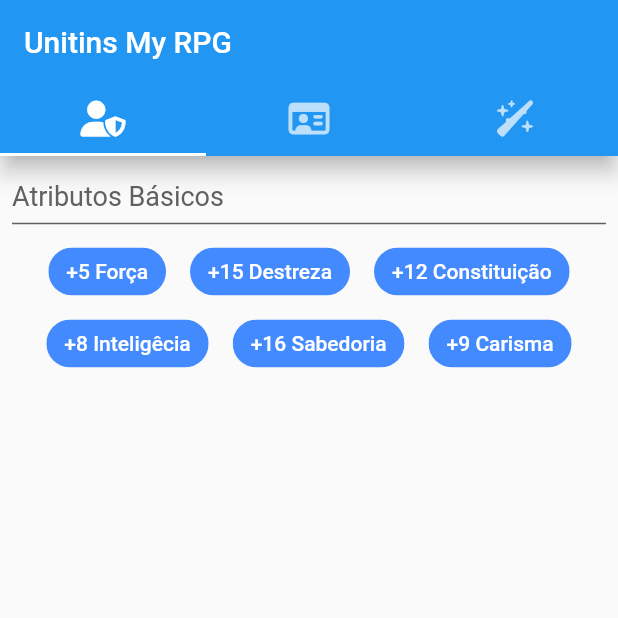
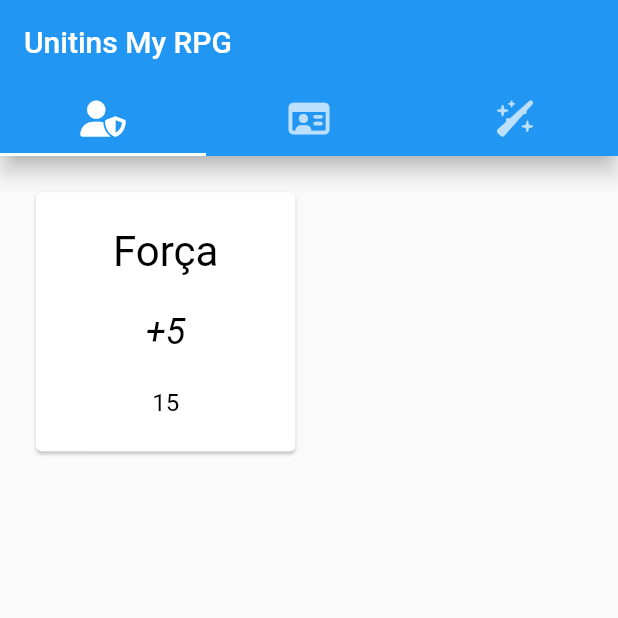
Before and after one commit to BrayanMota/Unitins-MyRPG, a Flutter app: the screen it shows after launch, on a phone screen of 412 x 824 dp, the top half of it. Run offline on Flutter 3.47's test engine with Material 2 defaults, Android fonts, the phone set to English and light mode, and no system bars; our stand-ins replace font_awesome_flutter; Roboto replaces fonts that are missing (Breathe Fire III).

Commit message:
Redefinindo layout da tela de atributos.

```diff
--- a/analysis_options.yaml
+++ b/analysis_options.yaml
@@ -22,7 +22,6 @@ linter:
   # `// ignore_for_file: name_of_lint` syntax on the line or in the file
   # producing the lint.
   rules:
-    prefer_const_constructors = false
     # avoid_print: false  # Uncomment to disable the `avoid_print` rule
     # prefer_single_quotes: true  # Uncomment to enable the `prefer_single_quotes` rule
 
--- a/lib/character/character_attributes_tab.dart
+++ b/lib/character/character_attributes_tab.dart
@@ -9,27 +9,67 @@ class CharacterAttributesTab extends StatefulWidget {
 }
 
 class _CharacterAttributesTabState extends State<CharacterAttributesTab> {
+  Future<void> _askedToLead() async {
+    switch (await showDialog<BasicAttributes>(
+        context: context,
+        builder: (BuildContext context) {
+          return const SimpleDialog(
+            title: Text('Força'),
+            children: <Widget>[
+              Text('Teste')
+            ]
+          );
+        }
+    )) { }
+  }
+
   @override
   Widget build(BuildContext context) {
-    return ListView(
+    return GridView.count(
+      primary: false,
+      padding: const EdgeInsets.all(20),
+      crossAxisSpacing: 10,
+      mainAxisSpacing: 10,
+      crossAxisCount: 2,
       children: <Widget>[
         Container(
-          padding: EdgeInsets.fromLTRB(8.0, 16.0, 0, 0),
-          child: Text(
-            'Atributos Básicos',
-            style: TextStyle(
-              fontSize: 18.0,
-              color: Colors.grey.shade700,
+          color: Colors.transparent,
+          child: Card(
+            child: InkWell(
+              splashColor: Colors.black45,
+              onTap: _askedToLead,
+              child: Column(
+                mainAxisAlignment: MainAxisAlignment.spaceEvenly,
+                children: const <Widget>[
+                  Text(
+                    'Força',
+                    style: TextStyle(
+                      fontSize: 28.0,
+                      fontStyle: FontStyle.normal,
+                      color: Colors.black,
+                    ),
+                  ),
+                  Text(
+                    '+5',
+                    style: TextStyle(
+                      fontSize: 24.0,
+                      fontStyle: FontStyle.italic,
+                      color: Colors.black,
+                    ),
+                  ),
+                  Text(
+                    '15',
+                    style: TextStyle(
+                      fontSize: 16.0,
+                      fontStyle: FontStyle.normal,
+                      color: Colors.black,
+                    ),
+                  ),
+                ],
+              ),
             ),
           ),
         ),
-        Divider(
-          thickness: 1,
-          indent: 8,
-          endIndent: 8,
-          color: Colors.grey.shade700,
-        ),
-        BasicAttributes()
       ],
     );
   }
--- a/lib/character/shared/basic_attributes.dart
+++ b/lib/character/shared/basic_attributes.dart
@@ -11,7 +11,7 @@ class _BasicAttributesState extends State<BasicAttributes> {
   @override
   Widget build(BuildContext context) {
     return Container(
-      padding: EdgeInsets.symmetric(
+      padding: const EdgeInsets.symmetric(
         horizontal: 8.0,
       ),
       child: Column(
@@ -19,7 +19,7 @@ class _BasicAttributesState extends State<BasicAttributes> {
           Wrap(
             spacing: 16.0,
             alignment: WrapAlignment.center,
-            children: <Widget>[
+            children: const <Widget>[
               Chip(
                 backgroundColor: Colors.blueAccent,
                 label: Text(
@@ -33,7 +33,7 @@ class _BasicAttributesState extends State<BasicAttributes> {
               Chip(
                 backgroundColor: Colors.blueAccent,
                 label: Text(
-                  '+15 Destreza',
+                  '+8 Destreza',
                   style: TextStyle(
                     color: Colors.white,
                   ),
@@ -42,7 +42,7 @@ class _BasicAttributesState extends State<BasicAttributes> {
               Chip(
                 backgroundColor: Colors.blueAccent,
                 label: Text(
-                  '+12 Constituição',
+                  '+1 Constituição',
                   style: TextStyle(
                     color: Colors.white,
                   ),
@@ -51,7 +51,7 @@ class _BasicAttributesState extends State<BasicAttributes> {
               Chip(
                 backgroundColor: Colors.blueAccent,
                 label: Text(
-                  '+8 Inteligêcia',
+                  '+4 Inteligêcia',
                   style: TextStyle(
                     color: Colors.white,
                   ),
@@ -60,7 +60,7 @@ class _BasicAttributesState extends State<BasicAttributes> {
               Chip(
                 backgroundColor: Colors.blueAccent,
                 label: Text(
-                  '+16 Sabedoria',
+                  '+3 Sabedoria',
                   style: TextStyle(
                     color: Colors.white,
                   ),
@@ -69,7 +69,7 @@ class _BasicAttributesState extends State<BasicAttributes> {
               Chip(
                 backgroundColor: Colors.blueAccent,
                 label: Text(
-                  '+9 Carisma',
+                  '+2 Carisma',
                   style: TextStyle(
                     color: Colors.white,
                   ),
```
